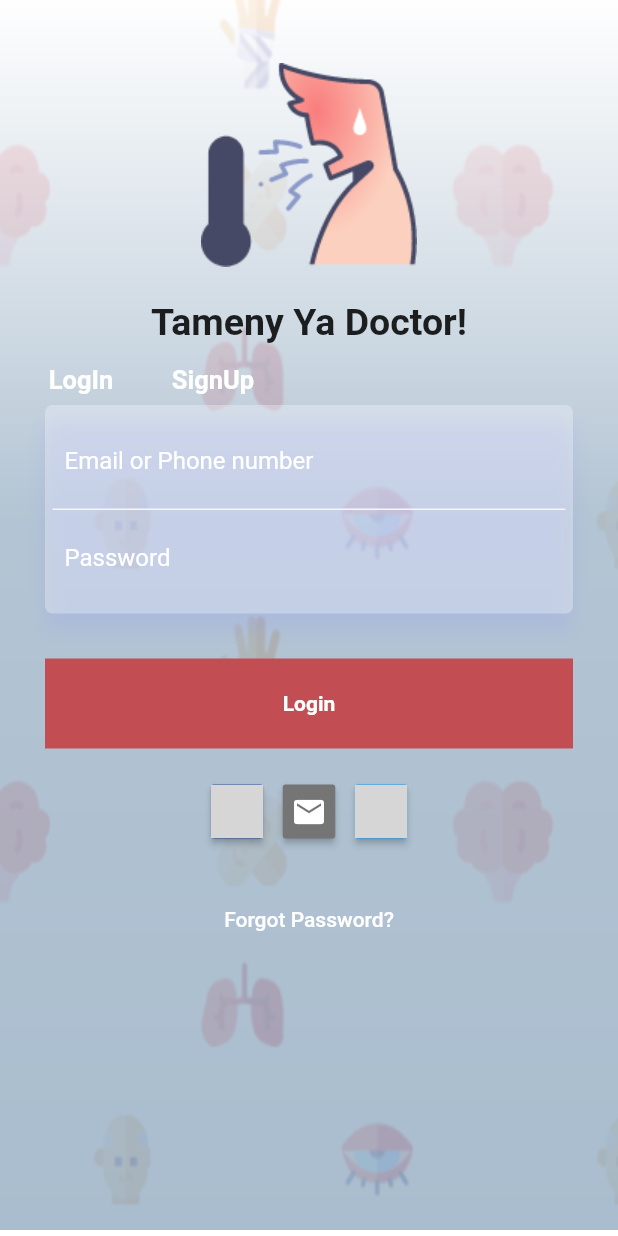
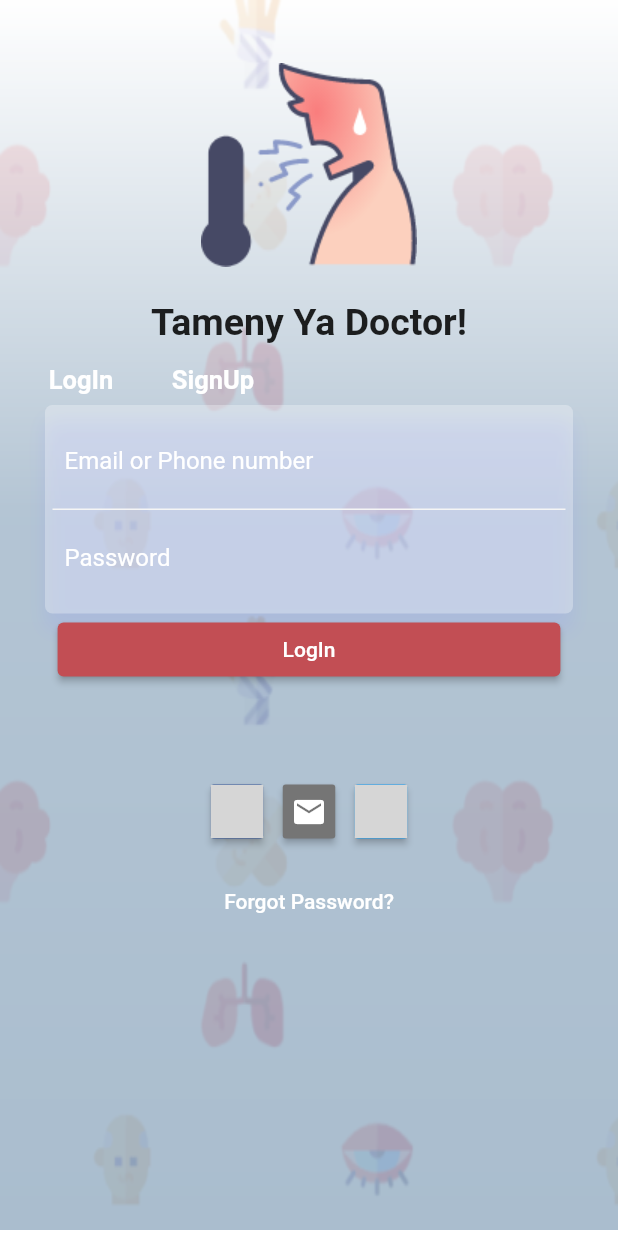
Before and after one commit to Aada21/The-modified-Chatbot-file-, a Flutter app: the screen it shows after launch, on a phone screen of 412 x 824 dp. Run offline on Flutter 3.47's test engine with Material 2 defaults, Android fonts, the light colour scheme and no system bars; our stand-ins replace flutter_signin_button; missing offline and left inert: imagebutton, pattern_formatter; grey boxes are pictures that could not be loaded.

Commit message:
login button

```diff
--- a/lib/LogIn.dart
+++ b/lib/LogIn.dart
@@ -157,32 +157,18 @@ class LogIn extends StatelessWidget {
                             ],
                           ),
                         ),
+                        ElevatedButton(
+                          onPressed:(){
+
+                          },
+                          style: ElevatedButton.styleFrom(primary: Color.fromRGBO(194, 78, 84, 1),padding: EdgeInsets.fromLTRB(150, 0, 150, 0)),
+                          child: Text('LogIn'),
+                        ),
                         SizedBox(
                           height: 30,
                           width: 50,
                         ),
-                        Container(
-                          height: 60,
-                          decoration: BoxDecoration(
-                              borderRadius: BorderRadius.circular(0),
-                              gradient: LinearGradient(colors: [
-                                Color.fromRGBO(194, 78, 84, 1),
-                                Color.fromRGBO(194, 78, 84, 1),
-                              ])),
-                          child: Center(
-                            child: FlatButton(
-                              onPressed: () {
-                                Navigator.pushNamed(context, HomePage.id);
-                              },
-                              child: Text(
-                                'Login',
-                                style: TextStyle(
-                                    color: Colors.white,
-                                    fontWeight: FontWeight.bold),
-                              ),
-                            ),
-                          ),
-                        ),
+
                         SizedBox(
                           height: 90,
                         ),
```
Also changed, not shown: pubspec.lock.
